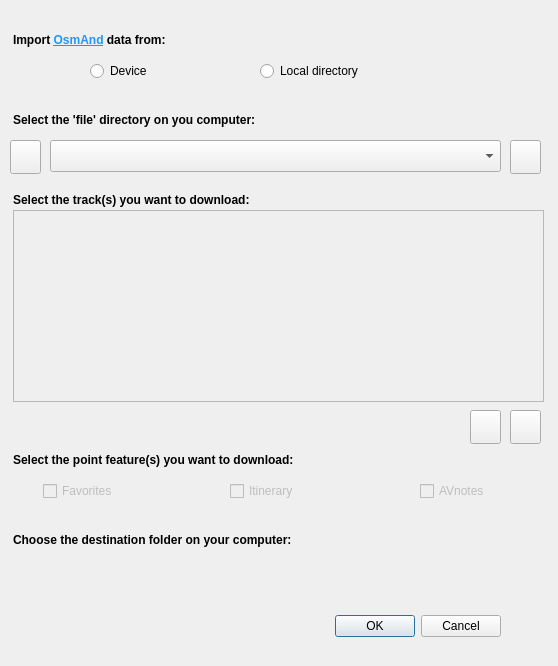
This is OsmAnd_bridge_import_dialog.ui in sylsta/OsmAnd_bridge as Qt 5 draws it before an edit. The edited form follows.
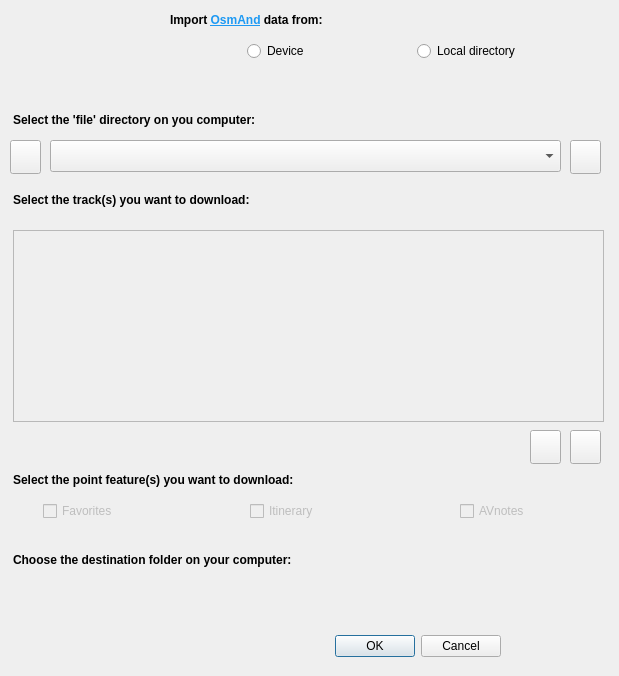
This is the edited form. Icons and pictures are not drawn. Custom widgets are drawn as their Qt base class.

```diff
--- a/OsmAnd_bridge_import_dialog.ui
+++ b/OsmAnd_bridge_import_dialog.ui
@@ -9,8 +9,8 @@
    <rect>
     <x>0</x>
     <y>0</y>
-    <width>558</width>
-    <height>666</height>
+    <width>619</width>
+    <height>676</height>
    </rect>
   </property>
   <property name="windowTitle">
@@ -23,7 +23,7 @@
    <property name="geometry">
     <rect>
      <x>150</x>
-     <y>610</y>
+     <y>630</y>
      <width>351</width>
      <height>32</height>
     </rect>
@@ -45,8 +45,8 @@
    <property name="geometry">
     <rect>
      <x>13</x>
-     <y>210</y>
-     <width>531</width>
+     <y>230</y>
+     <width>591</width>
      <height>192</height>
     </rect>
    </property>
@@ -68,7 +68,7 @@
     <rect>
      <x>13</x>
      <y>140</y>
-     <width>531</width>
+     <width>591</width>
      <height>34</height>
     </rect>
    </property>
@@ -86,8 +86,8 @@
    <property name="geometry">
     <rect>
      <x>13</x>
-     <y>560</y>
-     <width>531</width>
+     <y>580</y>
+     <width>591</width>
      <height>34</height>
     </rect>
    </property>
@@ -105,7 +105,7 @@
    <property name="geometry">
     <rect>
      <x>43</x>
-     <y>480</y>
+     <y>500</y>
      <width>88</width>
      <height>22</height>
     </rect>
@@ -126,8 +126,8 @@
    </property>
    <property name="geometry">
     <rect>
-     <x>230</x>
-     <y>480</y>
+     <x>250</x>
+     <y>500</y>
      <width>88</width>
      <height>22</height>
     </rect>
@@ -145,8 +145,8 @@
    </property>
    <property name="geometry">
     <rect>
-     <x>420</x>
-     <y>480</y>
+     <x>460</x>
+     <y>500</y>
      <width>88</width>
      <height>22</height>
     </rect>
@@ -163,7 +163,7 @@
     <rect>
      <x>13</x>
      <y>110</y>
-     <width>411</width>
+     <width>591</width>
      <height>21</height>
     </rect>
    </property>
@@ -191,7 +191,7 @@
    <property name="geometry">
     <rect>
      <x>13</x>
-     <y>450</y>
+     <y>470</y>
      <width>411</width>
      <height>20</height>
     </rect>
@@ -204,7 +204,7 @@
    <property name="geometry">
     <rect>
      <x>13</x>
-     <y>530</y>
+     <y>550</y>
      <width>411</width>
      <height>20</height>
     </rect>
@@ -216,7 +216,7 @@
   <widget class="QLabel" name="label_6">
    <property name="geometry">
     <rect>
-     <x>463</x>
+     <x>0</x>
      <y>10</y>
      <width>81</width>
      <height>81</height>
@@ -235,8 +235,8 @@
   <widget class="QRadioButton" name="rBdevice">
    <property name="geometry">
     <rect>
-     <x>90</x>
-     <y>60</y>
+     <x>247</x>
+     <y>40</y>
      <width>105</width>
      <height>22</height>
     </rect>
@@ -251,8 +251,8 @@
   <widget class="QRadioButton" name="rBdir">
    <property name="geometry">
     <rect>
-     <x>260</x>
-     <y>60</y>
+     <x>417</x>
+     <y>40</y>
      <width>151</width>
      <height>22</height>
     </rect>
@@ -264,21 +264,11 @@
     <string notr="true">buttonGroup</string>
    </attribute>
   </widget>
-  <widget class="QComboBox" name="cBdeviceList">
-   <property name="geometry">
-    <rect>
-     <x>50</x>
-     <y>140</y>
-     <width>451</width>
-     <height>32</height>
-    </rect>
-   </property>
-  </widget>
   <widget class="QLabel" name="label_5">
    <property name="geometry">
     <rect>
-     <x>13</x>
-     <y>30</y>
+     <x>170</x>
+     <y>10</y>
      <width>411</width>
      <height>21</height>
     </rect>
@@ -290,43 +280,11 @@
     <bool>true</bool>
    </property>
   </widget>
-  <widget class="QPushButton" name="qbGoMTP">
-   <property name="geometry">
-    <rect>
-     <x>510</x>
-     <y>140</y>
-     <width>31</width>
-     <height>34</height>
-    </rect>
-   </property>
-   <property name="toolTip">
-    <string>Search for OSMAnd files</string>
-   </property>
-   <property name="text">
-    <string/>
-   </property>
-  </widget>
-  <widget class="QPushButton" name="qbRefresh">
-   <property name="geometry">
-    <rect>
-     <x>10</x>
-     <y>140</y>
-     <width>31</width>
-     <height>34</height>
-    </rect>
-   </property>
-   <property name="toolTip">
-    <string>Refresh device list</string>
-   </property>
-   <property name="text">
-    <string/>
-   </property>
-  </widget>
   <widget class="QPushButton" name="clearPB">
    <property name="geometry">
     <rect>
-     <x>510</x>
-     <y>410</y>
+     <x>570</x>
+     <y>430</y>
      <width>31</width>
      <height>34</height>
     </rect>
@@ -341,8 +299,8 @@
   <widget class="QPushButton" name="selectAllTracksPB">
    <property name="geometry">
     <rect>
-     <x>470</x>
-     <y>410</y>
+     <x>530</x>
+     <y>430</y>
      <width>31</width>
      <height>34</height>
     </rect>
@@ -354,6 +312,68 @@
     <string/>
    </property>
   </widget>
+  <widget class="QPushButton" name="qbRefresh">
+   <property name="geometry">
+    <rect>
+     <x>10</x>
+     <y>140</y>
+     <width>31</width>
+     <height>34</height>
+    </rect>
+   </property>
+   <property name="toolTip">
+    <string>Refresh device list</string>
+   </property>
+   <property name="text">
+    <string/>
+   </property>
+  </widget>
+  <widget class="QComboBox" name="cBdeviceList">
+   <property name="geometry">
+    <rect>
+     <x>50</x>
+     <y>140</y>
+     <width>511</width>
+     <height>32</height>
+    </rect>
+   </property>
+  </widget>
+  <widget class="QPushButton" name="qbGoMTP">
+   <property name="geometry">
+    <rect>
+     <x>570</x>
+     <y>140</y>
+     <width>31</width>
+     <height>34</height>
+    </rect>
+   </property>
+   <property name="toolTip">
+    <string>Search for OSMAnd files</string>
+   </property>
+   <property name="text">
+    <string/>
+   </property>
+  </widget>
+  <zorder>label_6</zorder>
+  <zorder>buttonBox</zorder>
+  <zorder>tW_tracks</zorder>
+  <zorder>QgsFW_osmand_root_path</zorder>
+  <zorder>QgsFW_dest_path</zorder>
+  <zorder>cB_favorites</zorder>
+  <zorder>cB_itinerary</zorder>
+  <zorder>cB_AVnotes</zorder>
+  <zorder>label_2</zorder>
+  <zorder>label_3</zorder>
+  <zorder>label_4</zorder>
+  <zorder>rBdevice</zorder>
+  <zorder>rBdir</zorder>
+  <zorder>label_5</zorder>
+  <zorder>clearPB</zorder>
+  <zorder>selectAllTracksPB</zorder>
+  <zorder>label</zorder>
+  <zorder>qbRefresh</zorder>
+  <zorder>cBdeviceList</zorder>
+  <zorder>qbGoMTP</zorder>
  </widget>
  <customwidgets>
   <customwidget>
```
Left out of the diff: 12 changed lines with no effect on the pictures.
